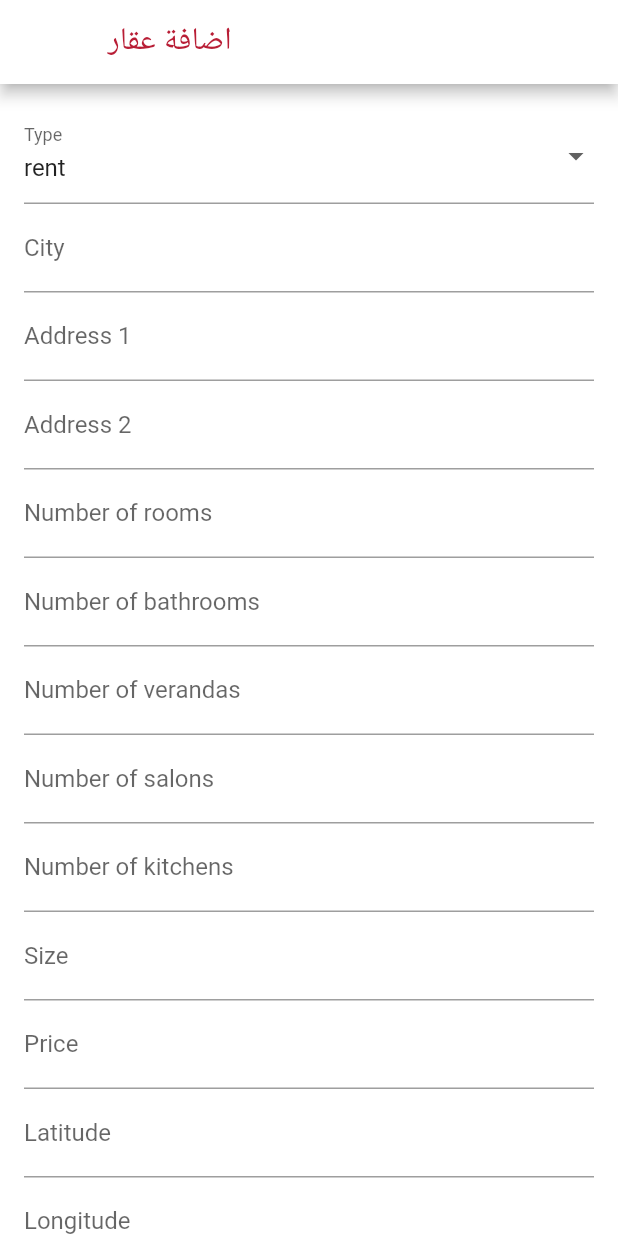
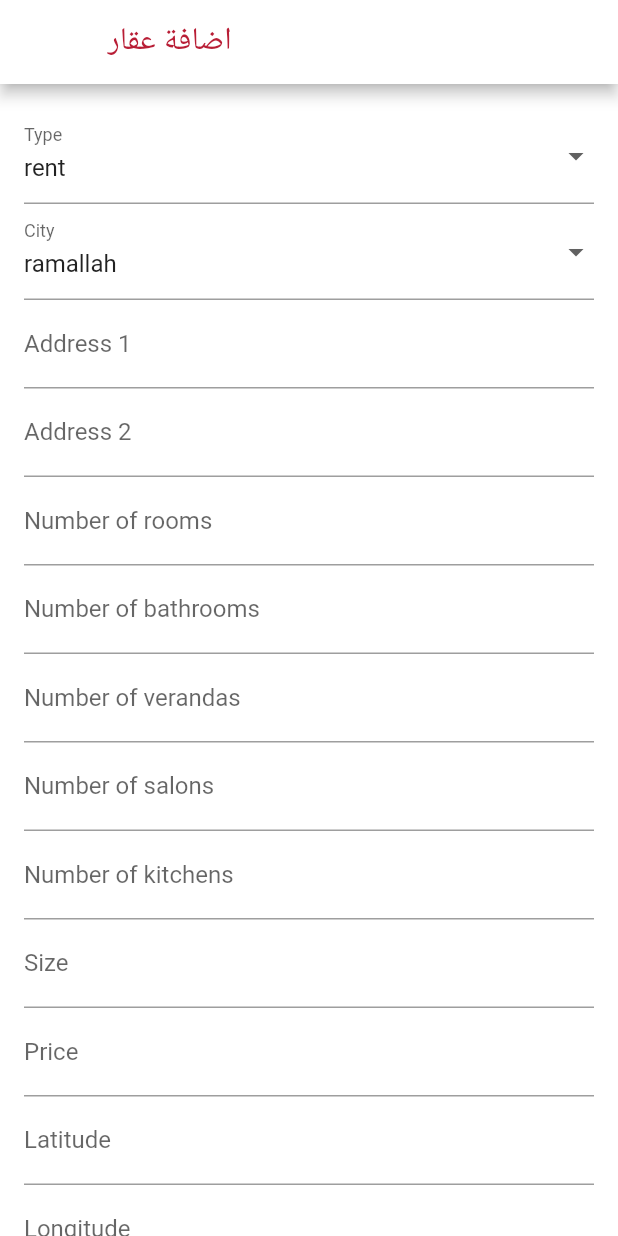
Before and after one commit to GoRent-Flutter/GoRent-V1, a Flutter app: the AddApartmentScreen screen opened directly, on a phone screen of 412 x 824 dp. Run offline on Flutter 3.47's test engine with Material 2 defaults, Android fonts, the phone set to English and light mode, and no system bars; our stand-ins replace carousel_slider, cloud_firestore, firebase_auth, firebase_core, firebase_database, firebase_storage and 2 more; missing offline and left inert: app_settings; accounts and stored records are empty.

Commit message:
make city Dropdown

```diff
--- a/lib/screens/owner_view/add_appartment.dart
+++ b/lib/screens/owner_view/add_appartment.dart
@@ -17,7 +17,7 @@ class _AddApartmentScreenState extends State<AddApartmentScreen> {
   final _formKey = GlobalKey<FormState>();
 
   late String _type = 'rent';
-  late String _city='';
+  late String _city='ramallah';
   late String _address1='';
   late String _address2='';
   late int _numRooms=0;
@@ -169,16 +169,25 @@ class _AddApartmentScreenState extends State<AddApartmentScreen> {
                     return null;
                   },
                 ),
-                TextFormField(
+                DropdownButtonFormField<String>(
+                  value: _city,
                   decoration: InputDecoration(labelText: 'City'),
+                  items: ['ramallah', 'nablus', 'bethlehem','tulkarem']
+                      .map((type) => DropdownMenuItem<String>(
+                            value: type,
+                            child: Text(type),
+                          ))
+                      .toList(),
+                  onChanged: (value) {
+                    setState(() {
+                      _type = value!;
+                    });
+                  },
                   validator: (value) {
-                    if (value!.isEmpty) {
-                      return 'Please enter the city';
+                    if (value == null) {
+                      return 'Please choose the city';
                     }
                     return null;
-                  },
-                  onSaved: (value) {
-                    _city = value!;
                   },
                 ),
                 TextFormField(
```
